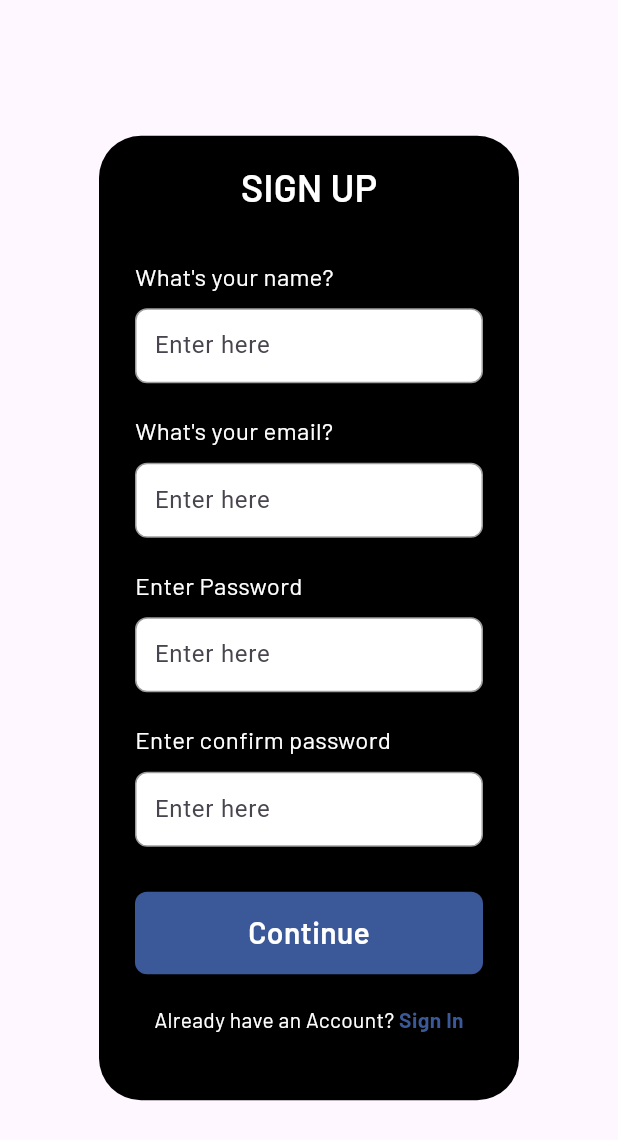
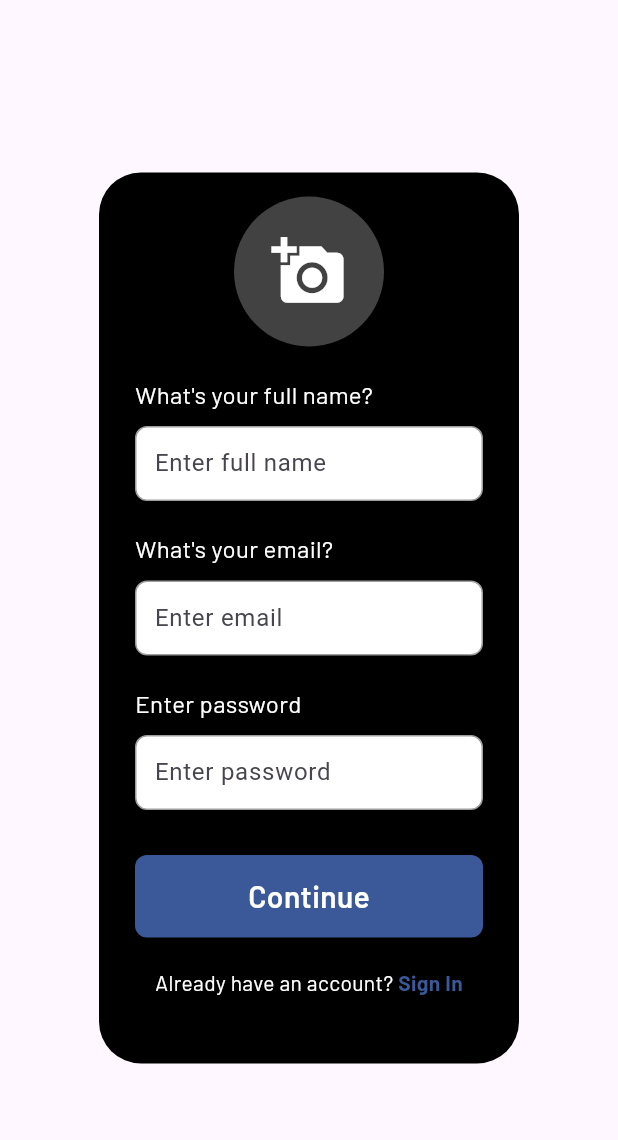
Before and after one commit to chandan123-pradhan/imChandan-Website, a Flutter app: the SignupDialog widget shown alone on an empty page, opened directly, on a phone screen of 412 x 824 dp. Shown: the top 1140 px of the screen. Run offline on Flutter 3.47's test engine with Material 3 defaults, Android fonts, the phone set to English and light mode, and no system bars; our stand-ins replace animated_text_kit, google_fonts, image_picker; missing offline and left inert: dart:js_interop.

```diff
--- a/lib/screens/sign_in_screen.dart
+++ b/lib/screens/sign_in_screen.dart
@@ -1,182 +1,290 @@
+import 'dart:io';
+import 'dart:typed_data';
 import 'package:flutter/material.dart';
 import 'package:google_fonts/google_fonts.dart';
+import 'package:image_picker/image_picker.dart'; // Add this for image picking functionality
 import 'package:my_website/utils/color_constant.dart';
 import 'package:my_website/utils/globalMethods.dart';
+import 'package:my_website/web_services/url_constant.dart';
+import 'package:my_website/web_services/web_services.dart';
 import 'package:my_website/widgets/botton_widget.dart';
 
-class SignupDialog extends StatelessWidget {
+class SignupDialog extends StatefulWidget {
   const SignupDialog({super.key});
+
+  @override
+  _SignupDialogState createState() => _SignupDialogState();
+}
+
+class _SignupDialogState extends State<SignupDialog> {
+  Uint8List? _imageBytes;
+  final ImagePicker _picker = ImagePicker();
+  bool isSignin=false;
+  TextEditingController _fullNameController=TextEditingController();
+  TextEditingController _emailController=TextEditingController();
+  TextEditingController _passwordController=TextEditingController();
+  Future<void> _pickImage() async {
+    final pickedFile = await _picker.pickImage(source: ImageSource.gallery);
+
+    if (pickedFile != null) {
+      final bytes = await pickedFile.readAsBytes();
+      setState(() {
+        _imageBytes = bytes;
+      });
+    }
+  }
+
+
+
+
+
+  void _attemptToRegister(){
+    Map body={
+      'email':_emailController.text,
+      'full_name':_fullNameController.text,
+      'profile_pic':_imageBytes,
+      'password':_passwordController.text
+    };
+    WebServices.postRequestBeforeAuth(body: body, routeUrL: UrlConstant.register_route_url);
+  }
 
   @override
   Widget build(BuildContext context) {
     return AlertDialog(
       backgroundColor: Colors.black,
       content: Container(
-        width: displayWidth(context)/3.2,
+        width: displayWidth(context) / 3.2,
+        child: SingleChildScrollView(
           child: Column(
             mainAxisSize: MainAxisSize.min,
             crossAxisAlignment: CrossAxisAlignment.start,
             children: [
-            Container(
-              alignment: Alignment.center,
-              child: Text(
-                'SIGN UP',
+              // Profile image selection container
+
+            isSignin?signinWidget():signupWidget(),
+              const SizedBox(height: 30),
+              // Continue button
+              BottonWidgets.getContinueBotton(
+                context: context,
+                title: 'Continue',
+                onPressed: () {
+_attemptToRegister();
+                  // Add your logic for Continue button
+                },
+              ),
+              const SizedBox(height: 20),
+              // Already have an account? Sign In text
+              Row(
+                mainAxisAlignment: MainAxisAlignment.center,
+                children: [
+                  Text(
+                 isSignin==false? "Already have an account? ":"Don't haave any account?",
                     style: GoogleFonts.barlow(
                       textStyle: const TextStyle(
                         color: Colors.white,
-                      fontSize: 25,
-                      fontWeight: FontWeight.w600),
+                        fontSize: 14,
+                        fontWeight: FontWeight.w400,
                       ),
                     ),
                   ),
-            const SizedBox(
-              height: 30,
+                  InkWell(
+                    onTap: () {
+                     isSignin=!isSignin;
+                     setState(() {
+
+                     });
+                    },
+                    child: Text(
+                    isSignin?  "Sign Up":"Sign In",
+                      style: GoogleFonts.barlow(
+                        textStyle: TextStyle(
+                          color: ColorConstant.lightRedColor,
+                          fontSize: 14,
+                          fontWeight: FontWeight.w700,
                         ),
-            Column(
-              mainAxisAlignment: MainAxisAlignment.start,
+                      ),
+                    ),
+                  ),
+                ],
+              ),
+              const SizedBox(height: 20),
+            ],
+          ),
+        ),
+      ),
+    );
+  }
+
+
+  Widget signupWidget(){
+    return Column(
       crossAxisAlignment: CrossAxisAlignment.start,
       children: [
+         Center(
+                child: InkWell(
+                  onTap: _pickImage, // Tapping this will open the gallery
+                  child: CircleAvatar(
+                    radius: 50, // Profile image size
+                    backgroundImage:
+                        _imageBytes != null ? MemoryImage(_imageBytes!) : null,
+                    child: _imageBytes == null
+                        ? Icon(Icons.add_a_photo, color: Colors.white, size: 50)
+                        : null,
+                    backgroundColor: Colors.grey.shade800,
+                  ),
+                ),
+              ),
+              const SizedBox(height: 20),
+              // Full Name field
               Text(
-                  "What's your name?",
+                "What's your full name?",
                 style: GoogleFonts.barlow(
                   textStyle: const TextStyle(
                     color: Colors.white,
                     fontSize: 16,
-                        fontWeight: FontWeight.w400),
-                  ),
-                ),
-             SizedBox(height: 10,)
-,
-                Container(
-            decoration: BoxDecoration(
-              color: Colors.white, // White background
-              borderRadius: BorderRadius.circular(8.0), // Optional rounded corners
-              border: Border.all(color: Colors.grey), // Optional border
-            ),
-            child: TextField(
-              decoration: InputDecoration(
-                hintText: 'Enter here',
-                border: InputBorder.none, // Remove the default border
-                contentPadding: EdgeInsets.all(12.0), // Padding inside the TextField
+                    fontWeight: FontWeight.w400,
                   ),
                 ),
               ),
-              SizedBox(height: 20,),
+              const SizedBox(height: 10),
+              Container(
+                decoration: BoxDecoration(
+                  color: Colors.white,
+                  borderRadius: BorderRadius.circular(8.0),
+                  border: Border.all(color: Colors.grey),
+                ),
+                child: const TextField(
+                  decoration: InputDecoration(
+                    hintText: 'Enter full name',
+                    border: InputBorder.none,
+                    contentPadding: EdgeInsets.all(12.0),
+                  ),
+                ),
+              ),
+              const SizedBox(height: 20),
+              // Email field
               Text(
                 "What's your email?",
                 style: GoogleFonts.barlow(
                   textStyle: const TextStyle(
                     color: Colors.white,
                     fontSize: 16,
-                        fontWeight: FontWeight.w400),
+                    fontWeight: FontWeight.w400,
                   ),
                 ),
-             SizedBox(height: 10,)
-,
+              ),
+              const SizedBox(height: 10),
               Container(
                 decoration: BoxDecoration(
-              color: Colors.white, // White background
-              borderRadius: BorderRadius.circular(8.0), // Optional rounded corners
-              border: Border.all(color: Colors.grey), // Optional border
+                  color: Colors.white,
+                  borderRadius: BorderRadius.circular(8.0),
+                  border: Border.all(color: Colors.grey),
                 ),
-            child: TextField(
+                child: const TextField(
                   decoration: InputDecoration(
-                hintText: 'Enter here',
-                border: InputBorder.none, // Remove the default border
-                contentPadding: EdgeInsets.all(12.0), // Padding inside the TextField
+                    hintText: 'Enter email',
+                    border: InputBorder.none,
+                    contentPadding: EdgeInsets.all(12.0),
+                  ),
+                ),
+              ),
+              const SizedBox(height: 20),
+              // Password field
+              Text(
+                "Enter password",
+                style: GoogleFonts.barlow(
+                  textStyle: const TextStyle(
+                    color: Colors.white,
+                    fontSize: 16,
+                    fontWeight: FontWeight.w400,
+                  ),
+                ),
+              ),
+              const SizedBox(height: 10),
+              Container(
+                decoration: BoxDecoration(
+                  color: Colors.white,
+                  borderRadius: BorderRadius.circular(8.0),
+                  border: Border.all(color: Colors.grey),
+                ),
+                child: const TextField(
+                  obscureText: true, // Hide password input
+                  decoration: InputDecoration(
+                    hintText: 'Enter password',
+                    border: InputBorder.none,
+                    contentPadding: EdgeInsets.all(12.0),
                   ),
                 ),
               ),
 
+      ],
+    );
+  }
 
-         SizedBox(height: 20,),
+
+
+
+ Widget signinWidget(){
+    return Column(
+      crossAxisAlignment: CrossAxisAlignment.start,
+      children: [
+
+              // Email field
               Text(
-                  "Enter Password",
+                "What's your email?",
                 style: GoogleFonts.barlow(
                   textStyle: const TextStyle(
                     color: Colors.white,
                     fontSize: 16,
-                        fontWeight: FontWeight.w400),
-                  ),
-                ),
-             SizedBox(height: 10,)
-,
-                Container(
-            decoration: BoxDecoration(
-              color: Colors.white, // White background
-              borderRadius: BorderRadius.circular(8.0), // Optional rounded corners
-              border: Border.all(color: Colors.grey), // Optional border
-            ),
-            child: TextField(
-              decoration: InputDecoration(
-                hintText: 'Enter here',
-                border: InputBorder.none, // Remove the default border
-                contentPadding: EdgeInsets.all(12.0), // Padding inside the TextField
+                    fontWeight: FontWeight.w400,
                   ),
                 ),
               ),
-           SizedBox(height: 20,),
+              const SizedBox(height: 10),
+              Container(
+                decoration: BoxDecoration(
+                  color: Colors.white,
+                  borderRadius: BorderRadius.circular(8.0),
+                  border: Border.all(color: Colors.grey),
+                ),
+                child: const TextField(
+                  decoration: InputDecoration(
+                    hintText: 'Enter email',
+                    border: InputBorder.none,
+                    contentPadding: EdgeInsets.all(12.0),
+                  ),
+                ),
+              ),
+              const SizedBox(height: 20),
+              // Password field
               Text(
-                  "Enter confirm password",
+                "Enter password",
                 style: GoogleFonts.barlow(
                   textStyle: const TextStyle(
                     color: Colors.white,
                     fontSize: 16,
-                        fontWeight: FontWeight.w400),
-                  ),
-                ),
-             const SizedBox(height: 10,)
-,
-                Container(
-            decoration: BoxDecoration(
-              color: Colors.white, // White background
-              borderRadius: BorderRadius.circular(8.0), // Optional rounded corners
-              border: Border.all(color: Colors.grey), // Optional border
-            ),
-            child: const TextField(
-              decoration: InputDecoration(
-                hintText: 'Enter here',
-                border: InputBorder.none, // Remove the default border
-                contentPadding: EdgeInsets.all(12.0), // Padding inside the TextField
+                    fontWeight: FontWeight.w400,
                   ),
                 ),
               ),
-          SizedBox(height: 30,),
-          BottonWidgets.getContinueBotton(context: context,
-          title: 'Continue',
-          onPressed: (){}
-          )  ,
-            SizedBox(height: 20,)
-            ,
-
-            Row(
-              mainAxisAlignment: MainAxisAlignment.center,
-              children: [
-              Text(
-                  "Already have an Account? ",
-                  style: GoogleFonts.barlow(
-                    textStyle: const TextStyle(
+              const SizedBox(height: 10),
+              Container(
+                decoration: BoxDecoration(
                   color: Colors.white,
-                        fontSize: 14,
-                        fontWeight: FontWeight.w400),
+                  borderRadius: BorderRadius.circular(8.0),
+                  border: Border.all(color: Colors.grey),
+                ),
+                child: const TextField(
+                  obscureText: true, // Hide password input
+                  decoration: InputDecoration(
+                    hintText: 'Enter password',
+                    border: InputBorder.none,
+                    contentPadding: EdgeInsets.all(12.0),
                   ),
                 ),
-                 Text(
-                  "Sign In",
-                  style: GoogleFonts.barlow(
-                    textStyle:  TextStyle(
-                        color: ColorConstant.lightRedColor,
-                        fontSize: 14,
-                        fontWeight: FontWeight.w700),
               ),
-                ),
-            ],),
-             SizedBox(height: 20,)
+
       ],
-            )
-          ],
-        ),
-      ),
     );
   }
 }
--- /dev/null
+++ b/lib/web_services/url_constant.dart
@@ -0,0 +1,6 @@
+class UrlConstant{
+  static const String base_url='http://localhost:8080';
+
+
+  static const String register_route_url='/register';
+}
--- a/pubspec.yaml
+++ b/pubspec.yaml
@@ -34,6 +34,8 @@ dependencies:
   animated_text_kit:
   flutter_rating_stars: ^1.1.0
   provider: ^6.1.2
+  image_picker:
+  http: ^1.2.2
 
 
   # The following adds the Cupertino Icons font to your application.
```
Also changed, not shown: lib/controllers/write_blogs_controller.dart (+21 -0 lines), lib/screens/write_blog_screen.dart (+12 -16 lines), lib/web_services/web_services.dart (added, +12 -0 lines), lib/widgets/add_image_widget.dart (added, +54 -0 lines), lib/widgets/divider_widget.dart (added, +8 -0 lines), lib/widgets/title_text_field_widget.dart (+22 -0 lines), pubspec.lock, 5 other files. Lines whose indentation alone changed are shown as unchanged.
